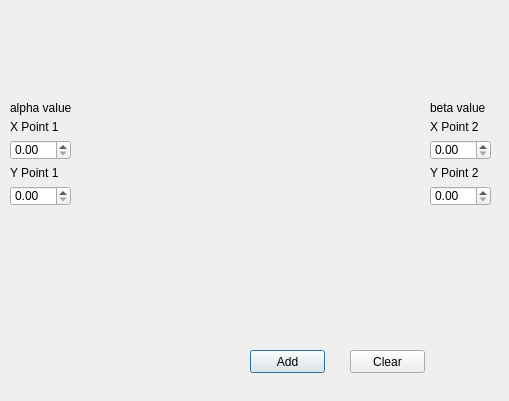
The window that curve.ui (jasonjin34/hiwi-imageprocessing) describes before a commit, drawn with Qt 5.
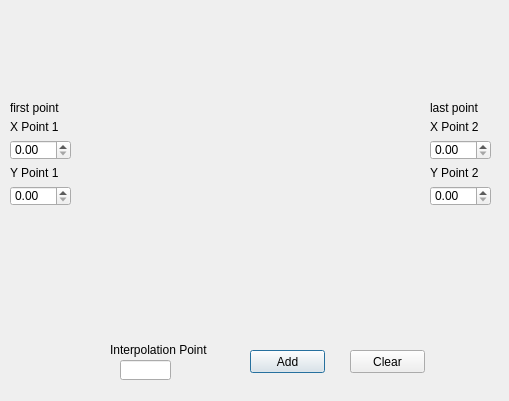
The same window after the commit. Custom widgets are drawn as their Qt base class.

Commit message: add multiply lagrange interpolation und autoadjustment

Patch:
```diff
--- a/curve.ui
+++ b/curve.ui
@@ -99,7 +99,7 @@
     </rect>
    </property>
    <property name="text">
-    <string>alpha value</string>
+    <string>first point</string>
    </property>
   </widget>
   <widget class="QLabel" name="label_6">
@@ -112,10 +112,10 @@
     </rect>
    </property>
    <property name="text">
-    <string>beta value</string>
+    <string>last point</string>
    </property>
   </widget>
-  <widget class="QWidget" name="">
+  <widget class="QWidget" name="layoutWidget">
    <property name="geometry">
     <rect>
      <x>10</x>
@@ -155,6 +155,29 @@
     </item>
    </layout>
   </widget>
+  <widget class="QLabel" name="label_7">
+   <property name="geometry">
+    <rect>
+     <x>110</x>
+     <y>340</y>
+     <width>141</width>
+     <height>20</height>
+    </rect>
+   </property>
+   <property name="text">
+    <string>Interpolation Point</string>
+   </property>
+  </widget>
+  <widget class="QLineEdit" name="numInterpolation">
+   <property name="geometry">
+    <rect>
+     <x>120</x>
+     <y>360</y>
+     <width>51</width>
+     <height>20</height>
+    </rect>
+   </property>
+  </widget>
  </widget>
  <customwidgets>
   <customwidget>
```
The commit also changes 7 other files.
